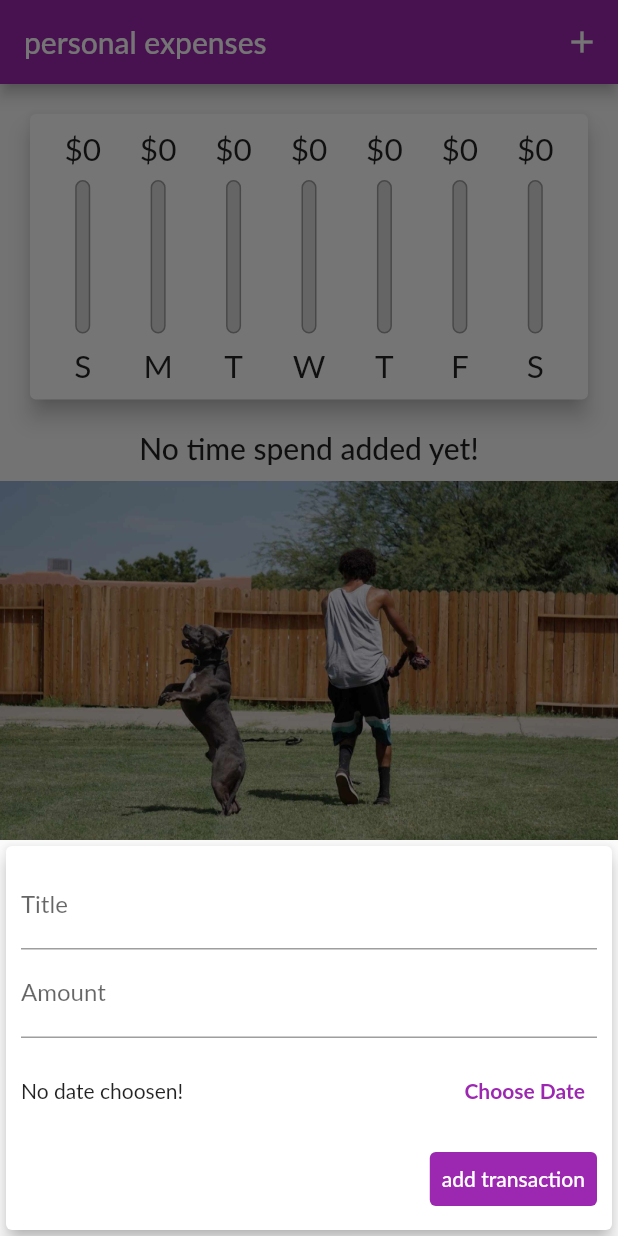
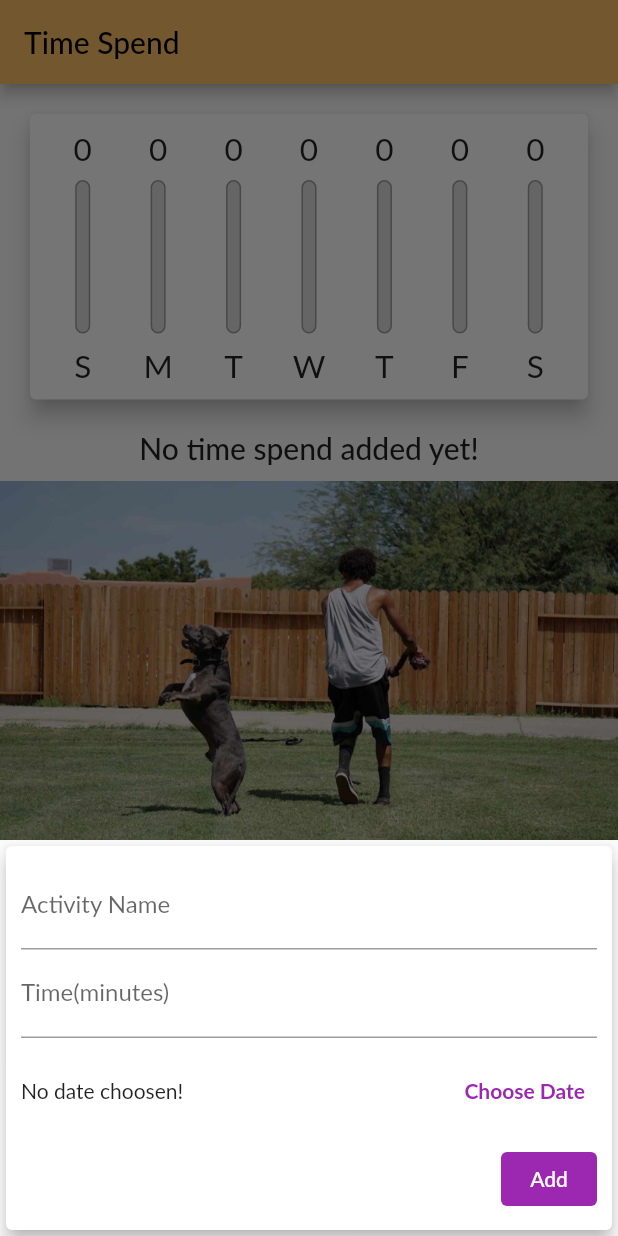
Before and after one commit to KJBotheju/pet, a Flutter app: the page7 screen opened directly, after a tap on the "add" icon, on a phone screen of 412 x 824 dp. Run offline on Flutter 3.47's test engine with Material 2 defaults, Android fonts, the phone set to English and light mode, and no system bars; our stand-ins replace carousel_slider, fluttertoast, geolocator, google_maps_flutter, image_picker and 1 more; missing offline and left inert: dart:ffi, flutter_google_places, google_api_headers, google_maps_webservice; accounts and stored records are empty; Roboto replaces fonts that are missing (Lato).

Commit message:
modify timer

```diff
--- a/lib/all_pages/chart_bar.dart
+++ b/lib/all_pages/chart_bar.dart
@@ -21,7 +21,7 @@ class chartBar extends StatelessWidget {
             Container(
               height: constraints.maxHeight * 0.15,
               child: FittedBox(
-                child: Text('\$${spendingAmount.toStringAsFixed(0)}'),
+                child: Text('${spendingAmount.toStringAsFixed(0)}'),
               ),
             ),
             SizedBox(
--- a/lib/all_pages/new_transaction.dart
+++ b/lib/all_pages/new_transaction.dart
@@ -75,7 +75,7 @@ class _NewTransactionState extends State<NewTransaction> {
             children: <Widget>[
               TextField(
                 decoration: InputDecoration(
-                  labelText: 'Title',
+                  labelText: 'Activity Name',
                 ),
                 controller: _titleController,
                 onSubmitted: (_) => _submitData(),
@@ -85,7 +85,7 @@ class _NewTransactionState extends State<NewTransaction> {
               ),
               TextField(
                 decoration: InputDecoration(
-                  labelText: 'Amount',
+                  labelText: 'Time(minutes)',
                 ),
                 controller: _amountController,
                 keyboardType: TextInputType.number,
@@ -122,7 +122,7 @@ class _NewTransactionState extends State<NewTransaction> {
                   backgroundColor: Theme.of(context).primaryColor,
                 ),
                 child: Text(
-                  'add transaction',
+                  'Add',
                   style: TextStyle(
                     color: Colors.white,
                   ),
--- a/lib/all_pages/page7.dart
+++ b/lib/all_pages/page7.dart
@@ -2,6 +2,7 @@ import 'dart:io';
 
 import 'package:flutter/material.dart';
 import '../models/transaction.dart';
+import '../widgets/constant.dart';
 import './chart.dart';
 import './transaction_list.dart';
 import './new_transaction.dart';
@@ -78,15 +79,9 @@ class _page7State extends State<page7> {
     final mediaQuery = MediaQuery.of(context);
     final isLandscape = mediaQuery.orientation == Orientation.landscape;
     final appBar = AppBar(
-      title: Text(
-        'personal expenses',
-      ),
-      actions: <Widget>[
-        IconButton(
-          icon: Icon(Icons.add),
-          onPressed: () => _startAddNewTransaction(context),
-        ),
-      ],
+      backgroundColor: kPrimaryColor,
+      foregroundColor: Colors.black,
+      title: Text('Time Spend'),
     );
     final txListWidget = Container(
       height: (mediaQuery.size.height -
```
